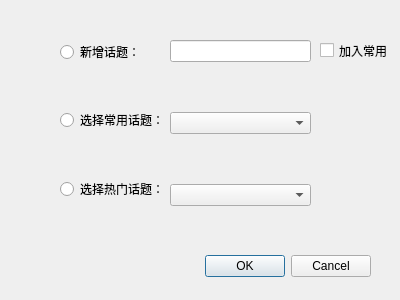
guoyu07/xkongfan-gui, file insertTopic.ui: the form before one commit.
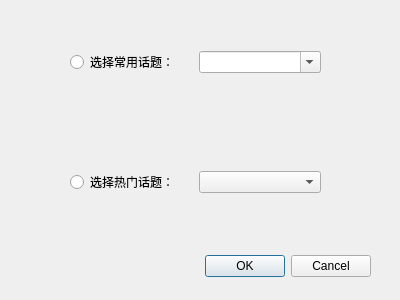
The form after the commit.

The edit to the form file:
```diff
--- a/insertTopic.ui
+++ b/insertTopic.ui
@@ -29,18 +29,33 @@
     <set>QDialogButtonBox::Cancel|QDialogButtonBox::Ok</set>
    </property>
   </widget>
-  <widget class="QWidget" name="layoutWidget">
+  <widget class="QWidget" name="">
    <property name="geometry">
     <rect>
-     <x>170</x>
-     <y>40</y>
-     <width>141</width>
-     <height>166</height>
+     <x>70</x>
+     <y>50</y>
+     <width>251</width>
+     <height>144</height>
     </rect>
    </property>
    <layout class="QVBoxLayout" name="verticalLayout">
     <item>
-     <widget class="QLineEdit" name="lineEdit"/>
+     <layout class="QHBoxLayout" name="horizontalLayout">
+      <item>
+       <widget class="QRadioButton" name="rdSavedTopic">
+        <property name="text">
+         <string>选择常用话题：</string>
+        </property>
+       </widget>
+      </item>
+      <item>
+       <widget class="QComboBox" name="cbUsual">
+        <property name="editable">
+         <bool>true</bool>
+        </property>
+       </widget>
+      </item>
+     </layout>
     </item>
     <item>
      <spacer name="verticalSpacer">
@@ -55,9 +70,6 @@
       </property>
      </spacer>
     </item>
-    <item>
-     <widget class="QComboBox" name="cbUsual"/>
-    </item>
     <item>
      <spacer name="verticalSpacer_2">
       <property name="orientation">
@@ -72,79 +84,18 @@
      </spacer>
     </item>
     <item>
-     <widget class="QComboBox" name="cbHot"/>
-    </item>
-   </layout>
-  </widget>
-  <widget class="QCheckBox" name="checkBox">
-   <property name="geometry">
-    <rect>
-     <x>320</x>
-     <y>40</y>
-     <width>71</width>
-     <height>21</height>
-    </rect>
-   </property>
-   <property name="text">
-    <string>加入常用</string>
-   </property>
-  </widget>
-  <widget class="QWidget" name="layoutWidget">
-   <property name="geometry">
-    <rect>
-     <x>60</x>
-     <y>40</y>
-     <width>133</width>
-     <height>161</height>
-    </rect>
-   </property>
-   <layout class="QVBoxLayout" name="verticalLayout_2">
-    <item>
-     <widget class="QRadioButton" name="rdNewTopic">
-      <property name="text">
-       <string>新增话题：</string>
-      </property>
-     </widget>
-    </item>
-    <item>
-     <spacer name="verticalSpacer_4">
-      <property name="orientation">
-       <enum>Qt::Vertical</enum>
-      </property>
-      <property name="sizeHint" stdset="0">
-       <size>
-        <width>20</width>
-        <height>40</height>
-       </size>
-      </property>
-     </spacer>
-    </item>
-    <item>
-     <widget class="QRadioButton" name="rdSavedTopic">
-      <property name="text">
-       <string>选择常用话题：</string>
-      </property>
-     </widget>
-    </item>
-    <item>
-     <spacer name="verticalSpacer_3">
-      <property name="orientation">
-       <enum>Qt::Vertical</enum>
-      </property>
-      <property name="sizeHint" stdset="0">
-       <size>
-        <width>20</width>
-        <height>40</height>
-       </size>
-      </property>
-     </spacer>
-    </item>
-    <item>
-     <widget class="QRadioButton" name="rdHotTopic">
-      <property name="text">
-       <string>选择热门话题：</string>
-      </property>
-     </widget>
+     <layout class="QHBoxLayout" name="horizontalLayout_2">
+      <item>
+       <widget class="QRadioButton" name="rdHotTopic">
+        <property name="text">
+         <string>选择热门话题：</string>
+        </property>
+       </widget>
+      </item>
+      <item>
+       <widget class="QComboBox" name="cbHot"/>
+      </item>
+     </layout>
     </item>
    </layout>
   </widget>
```
